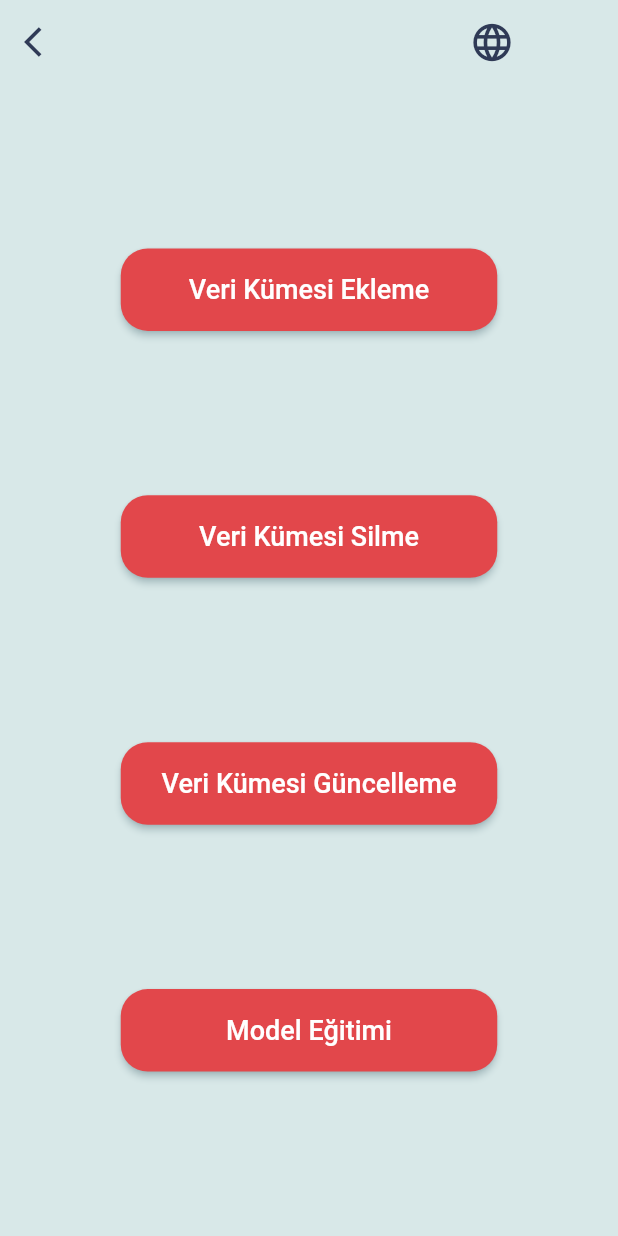
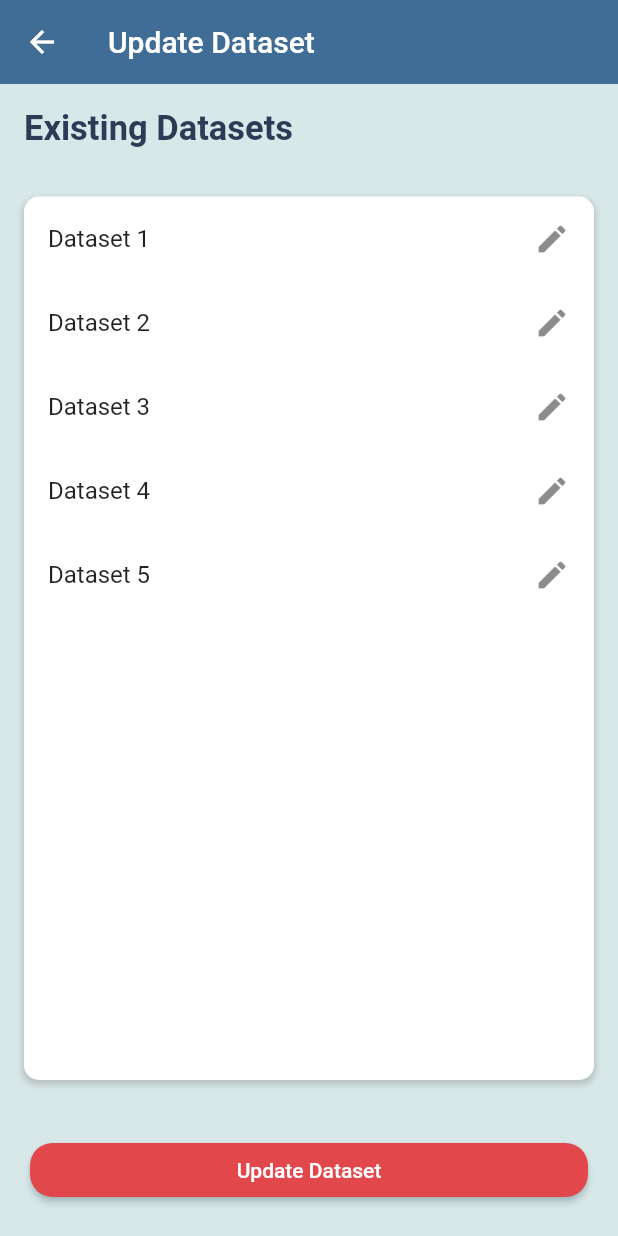
Before and after one commit to begumzengin/ParsyBot, a Flutter app: the LightAdminPage screen opened directly, after a tap on "Veri Kümesi Güncelleme", on a phone screen of 412 x 824 dp. Run offline on Flutter 3.47's test engine with Material 2 defaults, Android fonts, the phone set to English and light mode, and no system bars; our stand-ins replace firebase_auth, firebase_core, flutter_spinkit, google_fonts, speech_to_text; accounts and stored records are empty.

Commit message:
update dataset page implemented

```diff
--- a/parsybot/lib/screens/admin_screens/light_admin_page.dart
+++ b/parsybot/lib/screens/admin_screens/light_admin_page.dart
@@ -3,6 +3,8 @@ import 'package:flutter/material.dart';
 import 'package:parsybot/screens/admin_screens/add_dataset_page.dart';
 import 'package:parsybot/screens/admin_screens/delete_dataset_page.dart';
 import 'package:parsybot/screens/light_landing_page.dart';
+
+import 'update_dataset_page.dart';
 
 class LightAdminPage extends StatelessWidget {
   @override
@@ -80,7 +82,12 @@ class LightAdminPage extends StatelessWidget {
                 width: 251,
                 height: 55,
                 child: ElevatedButton(
-                    onPressed: () {},
+                    onPressed: () {
+                      Navigator.push(
+                          context,
+                          MaterialPageRoute(
+                              builder: (context) => UpdateDatasetPage()));
+                    },
                     child: Text('Veri Kümesi Güncelleme',
                         style: TextStyle(color: Colors.white, fontSize: 18)),
                     style: ButtonStyle(
--- a/parsybot/lib/screens/admin_screens/update_dataset_page.dart
+++ b/parsybot/lib/screens/admin_screens/update_dataset_page.dart
@@ -0,0 +1,73 @@
+import 'package:flutter/material.dart';
+import 'package:parsybot/constants.dart';
+
+class UpdateDatasetPage extends StatelessWidget {
+  @override
+  Widget build(BuildContext context) {
+    return Scaffold(
+      appBar: AppBar(
+        elevation: 0,
+        title: Text('Update Dataset'),
+        backgroundColor: sanMarino,
+      ),
+      backgroundColor: lightBackground,
+      body: Column(
+        crossAxisAlignment: CrossAxisAlignment.stretch,
+        children: [
+          Padding(
+            padding: const EdgeInsets.all(16.0),
+            child: Text(
+              'Existing Datasets',
+              style: TextStyle(
+                  fontSize: 23.0,
+                  fontWeight: FontWeight.bold,
+                  color: pickledBluewood),
+            ),
+          ),
+          Expanded(
+            child: Container(
+              decoration: BoxDecoration(
+                color: Colors.white,
+                borderRadius: BorderRadius.circular(10.0),
+                boxShadow: [
+                  BoxShadow(
+                    color: Colors.grey.withOpacity(0.5),
+                    spreadRadius: 1,
+                    blurRadius: 3,
+                    offset: Offset(0, 2),
+                  ),
+                ],
+              ),
+              margin: EdgeInsets.all(16.0),
+              child: ListView.builder(
+                itemCount: 5, // replace with actual dataset count
+                itemBuilder: (BuildContext context, int index) {
+                  return ListTile(
+                    title: Text('Dataset ${index + 1}'),
+                    trailing: Icon(Icons.edit),
+                    onTap: () {
+                      // navigate to dataset details page
+                    },
+                  );
+                },
+              ),
+            ),
+          ),
+          Padding(
+            padding: const EdgeInsets.all(20),
+            child: ElevatedButton(
+                onPressed: () {},
+                child: Text('Update Dataset'),
+                style: ButtonStyle(
+                  backgroundColor: MaterialStateProperty.all<Color>(cinnabar),
+                  shadowColor: MaterialStateProperty.all<Color>(sinbad),
+                  shape: MaterialStateProperty.all<RoundedRectangleBorder>(
+                      RoundedRectangleBorder(
+                          borderRadius: BorderRadius.circular(15.0))),
+                )),
+          ),
+        ],
+      ),
+    );
+  }
+}
```
